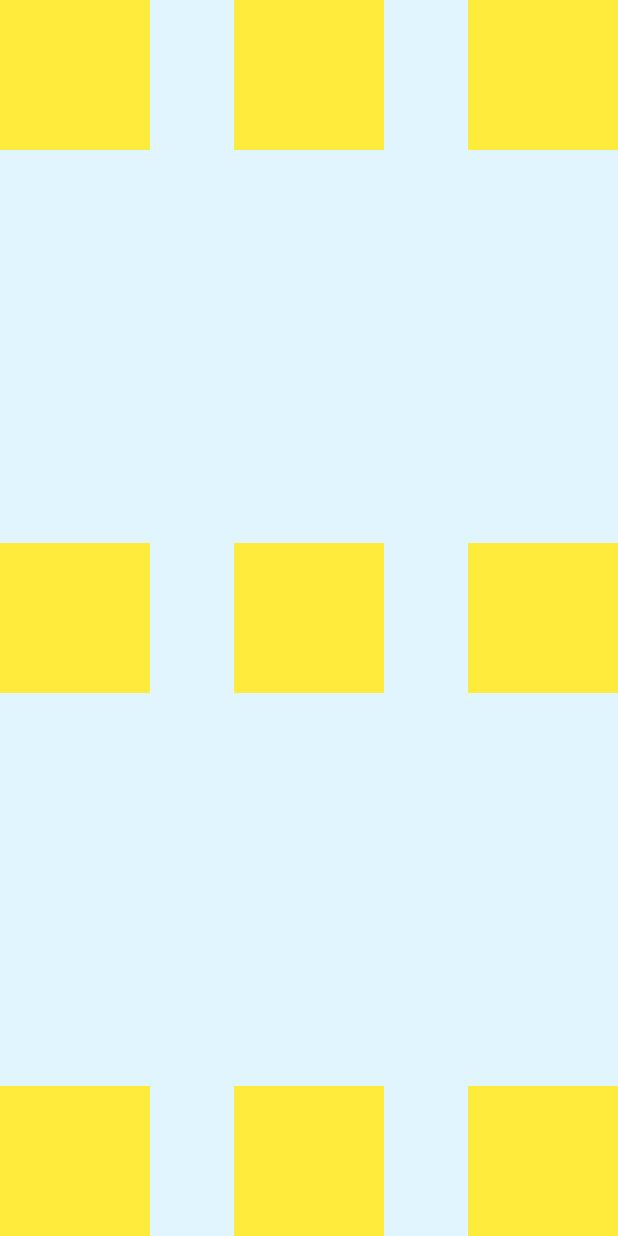
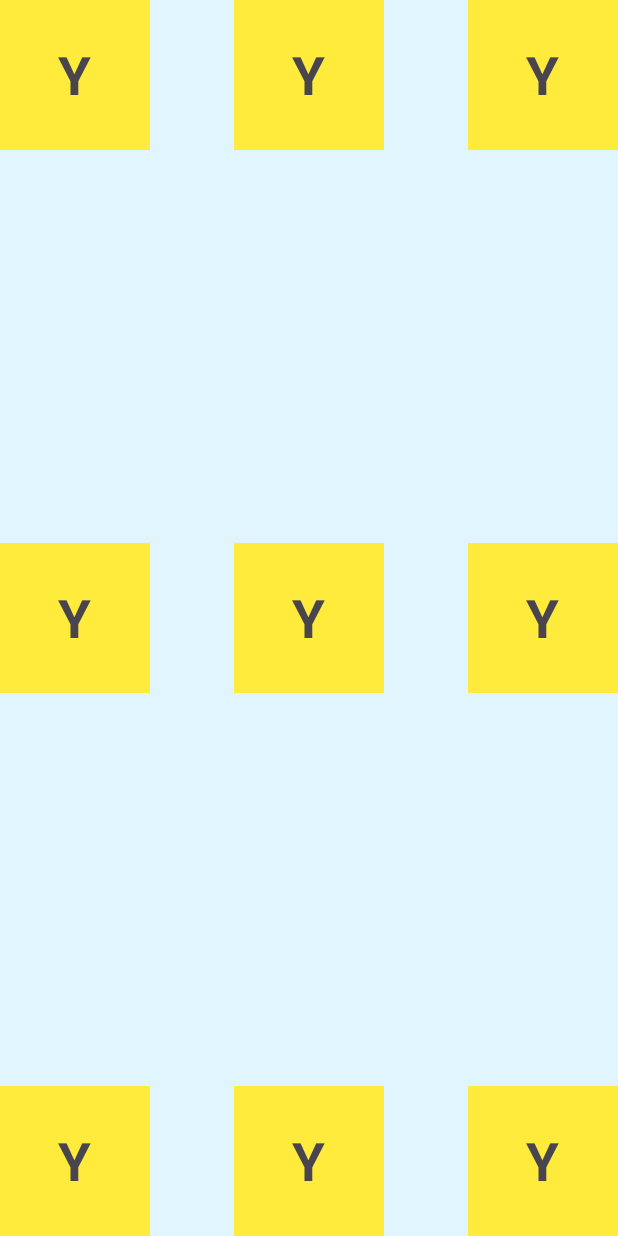
Before and after one commit to YuUs01/DAM2-ProgMulMov, an Android app: the layout act_4_2.xml on its own in the app's theme, with its tools: preview values and no code run, on a phone screen of 412 x 824 dp. Run offline under Robolectric (Android 15) with nearby library versions, the phone set to English and light mode, and no system bars.

Commit message:
Update of the second activity related to layouts

```diff
--- a/app/src/main/res/layout/act_4_2.xml
+++ b/app/src/main/res/layout/act_4_2.xml
@@ -1,11 +1,7 @@
 <?xml version="1.0" encoding="utf-8"?>
-
 <FrameLayout
-
     xmlns:android="http://schemas.android.com/apk/res/android"
-
     xmlns:tools="http://schemas.android.com/tools"
-
     android:id="@+id/main"
     android:layout_width="match_parent"
     android:layout_height="match_parent"
@@ -13,16 +9,24 @@
     tools:context=".MainActivity">
 
     <FrameLayout
-
         android:layout_width="fill_parent"
         android:layout_height="fill_parent"
-        android:id="@+id/framelayout" >
+        android:id="@+id/framelayout">
 
         <FrameLayout
             android:layout_width="100dp"
             android:layout_height="100dp"
             android:background="@color/cuadrado_amarillo"
             android:layout_gravity="left|bottom">
+
+            <TextView
+                android:layout_width="wrap_content"
+                android:layout_height="wrap_content"
+                android:text="Y"
+                android:textSize="35sp"
+                android:textStyle="bold"
+                android:gravity="center"
+                android:layout_gravity="center"/>
         </FrameLayout>
 
         <FrameLayout
@@ -30,13 +34,31 @@
             android:layout_height="100dp"
             android:background="@color/cuadrado_amarillo"
             android:layout_gravity="right|top">
-        </FrameLayout >
+
+            <TextView
+                android:layout_width="wrap_content"
+                android:layout_height="wrap_content"
+                android:text="Y"
+                android:textSize="35sp"
+                android:textStyle="bold"
+                android:gravity="center"
+                android:layout_gravity="center"/>
+        </FrameLayout>
 
         <FrameLayout
             android:layout_width="100dp"
             android:layout_height="100dp"
             android:background="@color/cuadrado_amarillo"
             android:layout_gravity="left|top">
+
+            <TextView
+                android:layout_width="wrap_content"
+                android:layout_height="wrap_content"
+                android:text="Y"
+                android:textSize="35sp"
+                android:textStyle="bold"
+                android:gravity="center"
+                android:layout_gravity="center"/>
         </FrameLayout>
 
         <FrameLayout
@@ -44,6 +66,15 @@
             android:layout_height="100dp"
             android:background="@color/cuadrado_amarillo"
             android:layout_gravity="center|top">
+
+            <TextView
+                android:layout_width="wrap_content"
+                android:layout_height="wrap_content"
+                android:text="Y"
+                android:textSize="35sp"
+                android:textStyle="bold"
+                android:gravity="center"
+                android:layout_gravity="center"/>
         </FrameLayout>
 
         <FrameLayout
@@ -51,6 +82,15 @@
             android:layout_height="100dp"
             android:background="@color/cuadrado_amarillo"
             android:layout_gravity="center|bottom">
+
+            <TextView
+                android:layout_width="wrap_content"
+                android:layout_height="wrap_content"
+                android:text="Y"
+                android:textSize="35sp"
+                android:textStyle="bold"
+                android:gravity="center"
+                android:layout_gravity="center"/>
         </FrameLayout>
 
         <FrameLayout
@@ -58,6 +98,15 @@
             android:layout_height="100dp"
             android:background="@color/cuadrado_amarillo"
             android:layout_gravity="center">
+
+            <TextView
+                android:layout_width="wrap_content"
+                android:layout_height="wrap_content"
+                android:text="Y"
+                android:textSize="35sp"
+                android:textStyle="bold"
+                android:gravity="center"
+                android:layout_gravity="center"/>
         </FrameLayout>
 
         <FrameLayout
@@ -65,6 +114,15 @@
             android:layout_height="100dp"
             android:background="@color/cuadrado_amarillo"
             android:layout_gravity="center|right">
+
+            <TextView
+                android:layout_width="wrap_content"
+                android:layout_height="wrap_content"
+                android:text="Y"
+                android:textSize="35sp"
+                android:textStyle="bold"
+                android:gravity="center"
+                android:layout_gravity="center"/>
         </FrameLayout>
 
         <FrameLayout
@@ -72,6 +130,15 @@
             android:layout_height="100dp"
             android:background="@color/cuadrado_amarillo"
             android:layout_gravity="center|left">
+
+            <TextView
+                android:layout_width="wrap_content"
+                android:layout_height="wrap_content"
+                android:text="Y"
+                android:textSize="35sp"
+                android:textStyle="bold"
+                android:gravity="center"
+                android:layout_gravity="center"/>
         </FrameLayout>
 
         <FrameLayout
@@ -79,6 +146,15 @@
             android:layout_height="100dp"
             android:background="@color/cuadrado_amarillo"
             android:layout_gravity="bottom|right">
+
+            <TextView
+                android:layout_width="wrap_content"
+                android:layout_height="wrap_content"
+                android:text="Y"
+                android:textSize="35sp"
+                android:textStyle="bold"
+                android:gravity="center"
+                android:layout_gravity="center"/>
         </FrameLayout>
 
     </FrameLayout>
```
